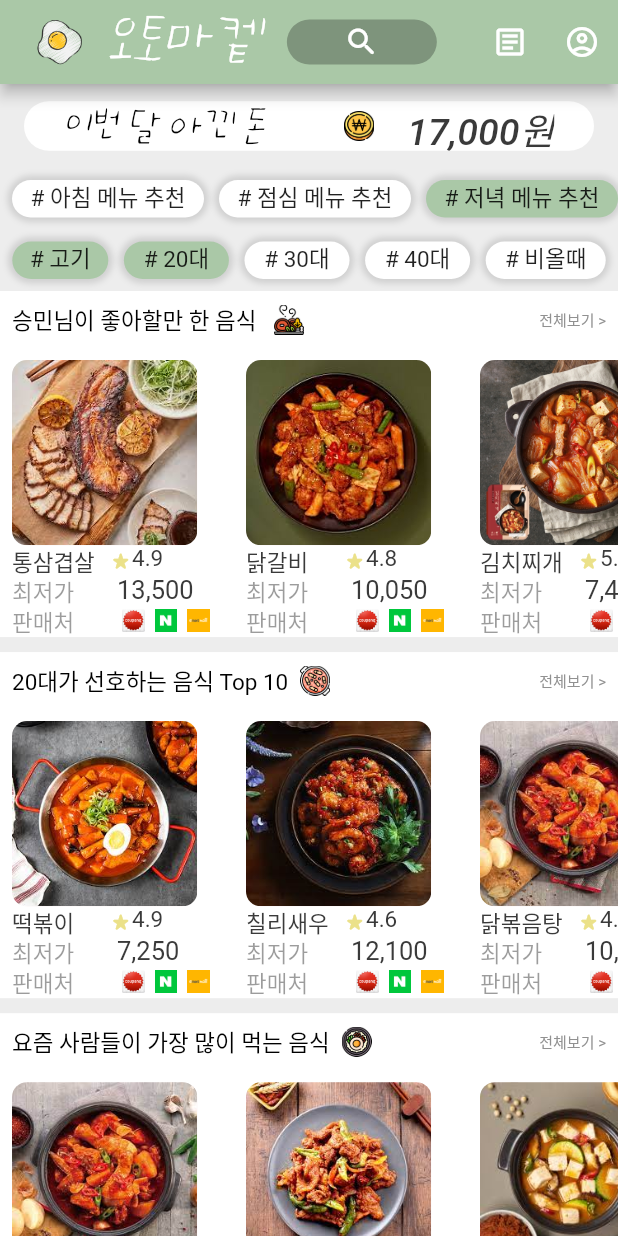
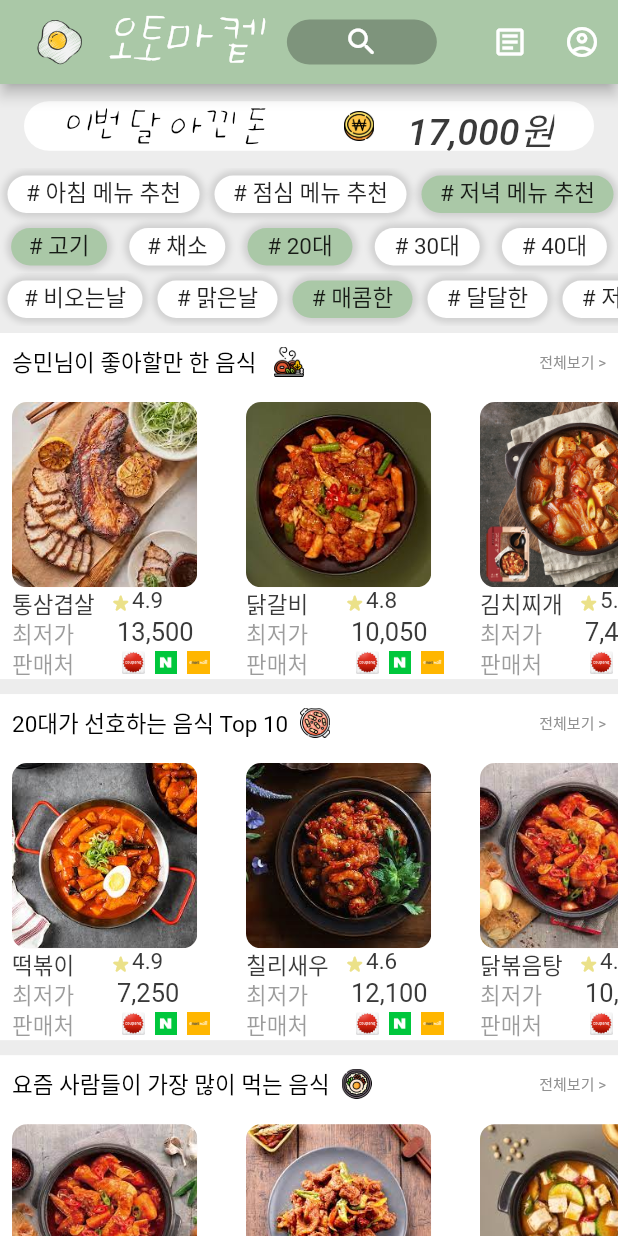
Before and after one commit to SoulTree-Lovers/AutoMarket, a Flutter app: the screen it shows after launch, on a phone screen of 412 x 824 dp. Run offline on Flutter 3.47's test engine with Material 2 defaults, Android fonts, the phone set to English and light mode, and no system bars; Roboto replaces fonts that are missing (KCC).

Commit message:
카테고리 버튼 추가 (가로 스크롤)

```diff
--- a/lib/screens/home_page.dart
+++ b/lib/screens/home_page.dart
@@ -164,7 +164,7 @@ class _HomePageState extends State<HomePage> {
               child: Column(
                 children: [
                   Padding(
-                    padding: const EdgeInsets.all(8.0),
+                    padding: const EdgeInsets.all(5.0),
                     child: Row(
                       mainAxisAlignment: MainAxisAlignment.spaceEvenly,
                       children: [
@@ -186,13 +186,20 @@ class _HomePageState extends State<HomePage> {
                     ),
                   ),
                   Padding(
-                    padding: const EdgeInsets.all(8.0),
+                    padding: const EdgeInsets.all(5.0),
                     child: Row(
                       mainAxisAlignment: MainAxisAlignment.spaceEvenly,
                       children: [
                         DefaultButton(
                           text: "# 고기",
                           buttonColor: const Color(0xFFAAC8A7),
+                          buttonWidth: 64,
+                        ),
+                        const SizedBox(
+                          width: 10,
+                        ),
+                        DefaultButton(
+                          text: "# 채소",
                           buttonWidth: 64,
                         ),
                         const SizedBox(
@@ -217,15 +224,55 @@ class _HomePageState extends State<HomePage> {
                           text: "# 40대",
                           buttonWidth: 70,
                         ),
+                      ],
+                    ),
+                  ),
+                  SingleChildScrollView(
+                    scrollDirection: Axis.horizontal,
+                    child: Padding(
+                      padding: const EdgeInsets.all(5.0),
+                      child: Row(
+                        mainAxisAlignment: MainAxisAlignment.spaceEvenly,
+                        children: [
+                          DefaultButton(
+                            text: "# 비오는날",
+                            buttonWidth: 90,
+                          ),
                           const SizedBox(
                             width: 10,
                           ),
                           DefaultButton(
-                          text: "# 비올때",
+                            text: "# 맑은날",
+                            buttonWidth: 80,
+                          ),
+                          const SizedBox(
+                            width: 10,
+                          ),
+                          DefaultButton(
+                            text: "# 매콤한",
+                            buttonWidth: 80,
+                            buttonColor: const Color(0xFFAAC8A7),
+                          ),
+                          const SizedBox(
+                            width: 10,
+                          ),
+                          DefaultButton(
+                            text: "# 달달한",
+                            buttonWidth: 80,
+                          ),
+                          const SizedBox(
+                            width: 10,
+                          ),
+                          DefaultButton(
+                            text: "# 저렴한",
                             buttonWidth: 80,
                           ),
                         ],
                       ),
+                    ),
+                  ),
+                  const SizedBox(
+                    height: 5,
                   ),
                   Container(
                     height: screenHeight * 0.28,
```
Lines whose indentation alone changed are shown as unchanged.
